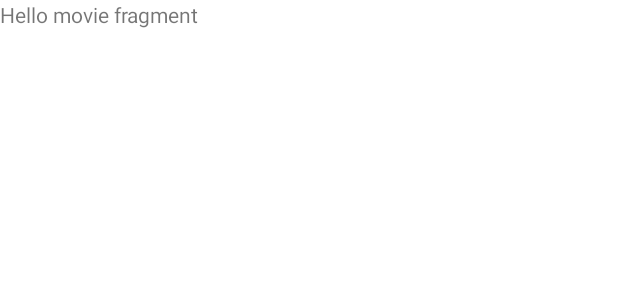
After one commit to abdulhafizramadan-ittp/MADE-Movie, an Android app: the layout fragment_movie.xml on its own in the app's theme, with its tools: preview values and no code run, on a phone screen of 412 x 824 dp. The commit adds this screen. Shown: the top 300 px of the screen. Run offline under Robolectric (Android 15) with nearby library versions, the phone set to English and light mode, and no system bars.

Commit message:
| Setup module feature-movie

```diff
--- a/app/build.gradle
+++ b/app/build.gradle
@@ -21,6 +21,8 @@ dependencies {
     implementation project(':core-data')
     implementation project(':core-resource')
 
+    implementation project(':feature_movie')
+
     implementation deps.navigation.fragment
     implementation deps.navigation.ui
     implementation deps.navigation.dynamicFeatures
--- a/app/src/main/res/navigation/main_graph.xml
+++ b/app/src/main/res/navigation/main_graph.xml
@@ -2,7 +2,10 @@
 <navigation xmlns:android="http://schemas.android.com/apk/res/android"
     xmlns:app="http://schemas.android.com/apk/res-auto"
     android:id="@+id/main_graph"
-    app:startDestination="@id/favoriteGraph">
+    app:startDestination="@id/movie_graph">
+
+    <include app:graph="@navigation/movie_graph" />
+
     <include-dynamic
         android:id="@+id/favoriteGraph"
         app:moduleName="feature_favorite"
--- /dev/null
+++ b/feature_movie/src/main/AndroidManifest.xml
@@ -0,0 +1,5 @@
+<?xml version="1.0" encoding="utf-8"?>
+<manifest xmlns:android="http://schemas.android.com/apk/res/android"
+    package="com.ahr.movie.feature_movie">
+
+</manifest>
--- /dev/null
+++ b/feature_movie/src/main/res/layout/fragment_movie.xml
@@ -0,0 +1,13 @@
+<?xml version="1.0" encoding="utf-8"?>
+<FrameLayout xmlns:android="http://schemas.android.com/apk/res/android"
+    xmlns:tools="http://schemas.android.com/tools"
+    android:layout_width="match_parent"
+    android:layout_height="match_parent"
+    tools:context=".MovieFragment">
+
+    <TextView
+        android:layout_width="match_parent"
+        android:layout_height="match_parent"
+        android:text="@string/hello_blank_fragment" />
+
+</FrameLayout>
--- /dev/null
+++ b/feature_movie/src/main/res/values/strings.xml
@@ -0,0 +1,3 @@
+<resources>
+    <string name="hello_blank_fragment">Hello movie fragment</string>
+</resources>
--- a/settings.gradle
+++ b/settings.gradle
@@ -18,3 +18,4 @@ include ':core-data'
 include ':core-domain'
 include ':core-resource'
 include ':feature_favorite'
+include ':feature_movie'
```
Also changed, not shown: feature_movie/build.gradle (added, +17 -0 lines), feature_movie/src/main/java/com/ahr/movie/feature_movie/MovieFragment.kt (added, +59 -0 lines), feature_movie/src/main/res/navigation/movie_graph.xml (added, +13 -0 lines), 5 other files.
